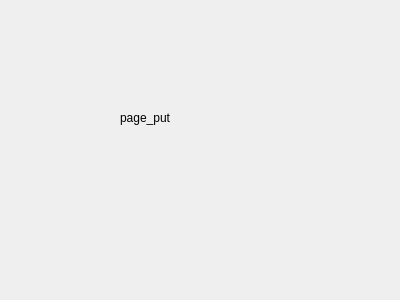
The window that src/page_put/page_put.ui (sanri/zenoh-hammer) describes before a commit, drawn with Qt 5.
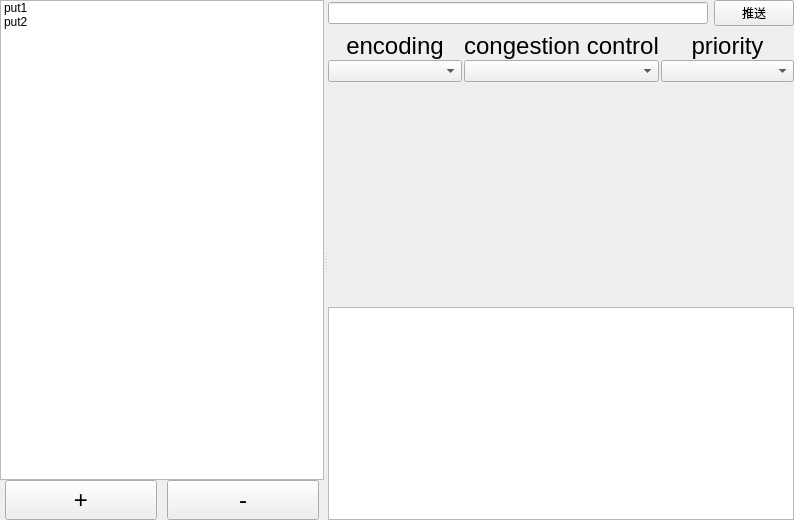
The same window after the commit.

Diff of the .ui file:
```diff
--- a/src/page_put/page_put.ui
+++ b/src/page_put/page_put.ui
@@ -6,26 +6,267 @@
    <rect>
     <x>0</x>
     <y>0</y>
-    <width>400</width>
-    <height>300</height>
+    <width>794</width>
+    <height>520</height>
    </rect>
   </property>
   <property name="windowTitle">
    <string>PagePut</string>
   </property>
-  <widget class="QLabel" name="label">
-   <property name="geometry">
-    <rect>
-     <x>120</x>
-     <y>110</y>
-     <width>58</width>
-     <height>16</height>
-    </rect>
+  <layout class="QVBoxLayout" name="verticalLayout_6">
+   <property name="spacing">
+    <number>0</number>
    </property>
-   <property name="text">
-    <string>page_put</string>
+   <property name="leftMargin">
+    <number>0</number>
    </property>
-  </widget>
+   <property name="topMargin">
+    <number>0</number>
+   </property>
+   <property name="rightMargin">
+    <number>0</number>
+   </property>
+   <property name="bottomMargin">
+    <number>0</number>
+   </property>
+   <item>
+    <widget class="QSplitter" name="splitter_top">
+     <property name="orientation">
+      <enum>Qt::Horizontal</enum>
+     </property>
+     <widget class="QWidget" name="layoutWidget">
+      <layout class="QVBoxLayout" name="verticalLayout">
+       <property name="spacing">
+        <number>0</number>
+       </property>
+       <property name="sizeConstraint">
+        <enum>QLayout::SetMinimumSize</enum>
+       </property>
+       <item>
+        <widget class="QListWidget" name="putListWidget">
+         <item>
+          <property name="text">
+           <string notr="true">put1</string>
+          </property>
+         </item>
+         <item>
+          <property name="text">
+           <string notr="true">put2</string>
+          </property>
+         </item>
+        </widget>
+       </item>
+       <item>
+        <layout class="QHBoxLayout" name="horizontalLayout">
+         <property name="spacing">
+          <number>10</number>
+         </property>
+         <property name="leftMargin">
+          <number>5</number>
+         </property>
+         <property name="rightMargin">
+          <number>5</number>
+         </property>
+         <item>
+          <widget class="QPushButton" name="pushButton">
+           <property name="minimumSize">
+            <size>
+             <width>40</width>
+             <height>40</height>
+            </size>
+           </property>
+           <property name="maximumSize">
+            <size>
+             <width>16777215</width>
+             <height>16777215</height>
+            </size>
+           </property>
+           <property name="font">
+            <font>
+             <pointsize>18</pointsize>
+            </font>
+           </property>
+           <property name="text">
+            <string notr="true">+</string>
+           </property>
+          </widget>
+         </item>
+         <item>
+          <widget class="QPushButton" name="pushButton_2">
+           <property name="minimumSize">
+            <size>
+             <width>40</width>
+             <height>40</height>
+            </size>
+           </property>
+           <property name="maximumSize">
+            <size>
+             <width>16777215</width>
+             <height>16777215</height>
+            </size>
+           </property>
+           <property name="font">
+            <font>
+             <pointsize>18</pointsize>
+            </font>
+           </property>
+           <property name="text">
+            <string notr="true">-</string>
+           </property>
+          </widget>
+         </item>
+        </layout>
+       </item>
+      </layout>
+     </widget>
+     <widget class="QWidget" name="">
+      <layout class="QVBoxLayout" name="verticalLayout_5">
+       <item>
+        <layout class="QHBoxLayout" name="horizontalLayout_3">
+         <item>
+          <widget class="QLineEdit" name="lineEdit"/>
+         </item>
+         <item>
+          <widget class="QPushButton" name="pushButton_3">
+           <property name="text">
+            <string>推送</string>
+           </property>
+          </widget>
+         </item>
+        </layout>
+       </item>
+       <item>
+        <layout class="QHBoxLayout" name="horizontalLayout_2">
+         <property name="spacing">
+          <number>2</number>
+         </property>
+         <item>
+          <layout class="QVBoxLayout" name="verticalLayout_2">
+           <property name="spacing">
+            <number>0</number>
+           </property>
+           <item>
+            <widget class="QPushButton" name="encodingTitle">
+             <property name="font">
+              <font>
+               <pointsize>18</pointsize>
+              </font>
+             </property>
+             <property name="styleSheet">
+              <string notr="true">QPushButton:pressed{
+color: rgb(255, 38, 0);
+border-style: none
+}
+QPushButton{
+border-style: none
+}</string>
+             </property>
+             <property name="text">
+              <string notr="true">encoding</string>
+             </property>
+             <property name="checkable">
+              <bool>false</bool>
+             </property>
+             <property name="checked">
+              <bool>false</bool>
+             </property>
+            </widget>
+           </item>
+           <item>
+            <widget class="QComboBox" name="comboBox"/>
+           </item>
+          </layout>
+         </item>
+         <item>
+          <layout class="QVBoxLayout" name="verticalLayout_3">
+           <property name="spacing">
+            <number>0</number>
+           </property>
+           <item>
+            <widget class="QPushButton" name="congestionControlTitle">
+             <property name="font">
+              <font>
+               <pointsize>18</pointsize>
+              </font>
+             </property>
+             <property name="styleSheet">
+              <string notr="true">QPushButton:pressed{
+color: rgb(255, 38, 0);
+border-style: none
+}
+QPushButton{
+border-style: none
+}</string>
+             </property>
+             <property name="text">
+              <string notr="true">congestion control</string>
+             </property>
+             <property name="checkable">
+              <bool>false</bool>
+             </property>
+             <property name="checked">
+              <bool>false</bool>
+             </property>
+            </widget>
+           </item>
+           <item>
+            <widget class="QComboBox" name="comboBox_2"/>
+           </item>
+          </layout>
+         </item>
+         <item>
+          <layout class="QVBoxLayout" name="verticalLayout_4">
+           <property name="spacing">
+            <number>0</number>
+           </property>
+           <item>
+            <widget class="QPushButton" name="priorityTitle">
+             <property name="font">
+              <font>
+               <pointsize>18</pointsize>
+              </font>
+             </property>
+             <property name="styleSheet">
+              <string notr="true">QPushButton:pressed{
+color: rgb(255, 38, 0);
+border-style: none
+}
+QPushButton{
+border-style: none
+}</string>
+             </property>
+             <property name="text">
+              <string notr="true">priority</string>
+             </property>
+             <property name="checkable">
+              <bool>false</bool>
+             </property>
+             <property name="checked">
+              <bool>false</bool>
+             </property>
+            </widget>
+           </item>
+           <item>
+            <widget class="QComboBox" name="comboBox_3"/>
+           </item>
+          </layout>
+         </item>
+        </layout>
+       </item>
+       <item>
+        <widget class="QStackedWidget" name="stackedWidget">
+         <widget class="QWidget" name="page"/>
+         <widget class="QWidget" name="page_2"/>
+        </widget>
+       </item>
+       <item>
+        <widget class="QTextBrowser" name="textBrowser"/>
+       </item>
+      </layout>
+     </widget>
+    </widget>
+   </item>
+  </layout>
  </widget>
  <resources/>
  <connections/>
```
Left out of the diff: 2 changed lines with no effect on the pictures.
